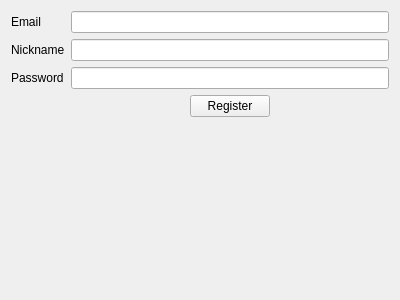
Before: the Qt Designer form Client/registerpage.ui in mathe-matician/zIRC, drawn with Qt 5.
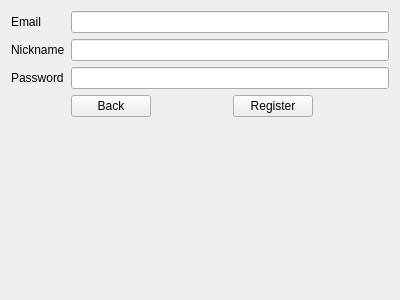
After: the same form once the commit is applied.

Diff of the .ui file:
```diff
--- a/Client/registerpage.ui
+++ b/Client/registerpage.ui
@@ -59,6 +59,13 @@
    </item>
    <item row="3" column="1">
     <layout class="QHBoxLayout" name="horizontalLayout">
+     <item>
+      <widget class="QPushButton" name="BTN_back">
+       <property name="text">
+        <string>Back</string>
+       </property>
+      </widget>
+     </item>
      <item>
       <spacer name="horizontalSpacer">
        <property name="orientation">
```
Left out of the diff: 46 changed lines with no effect on the pictures.
